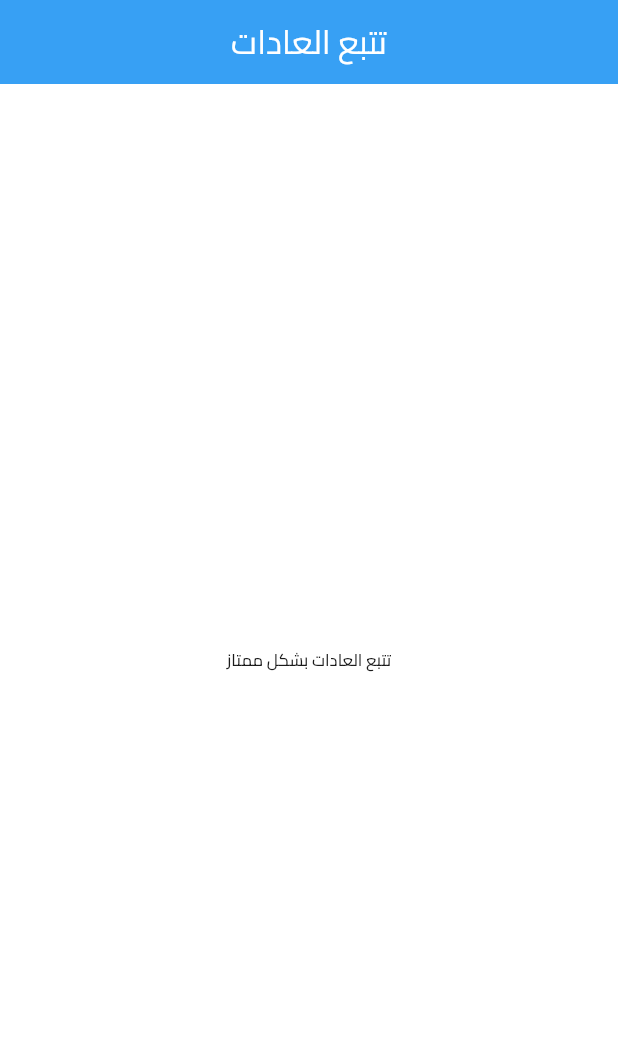
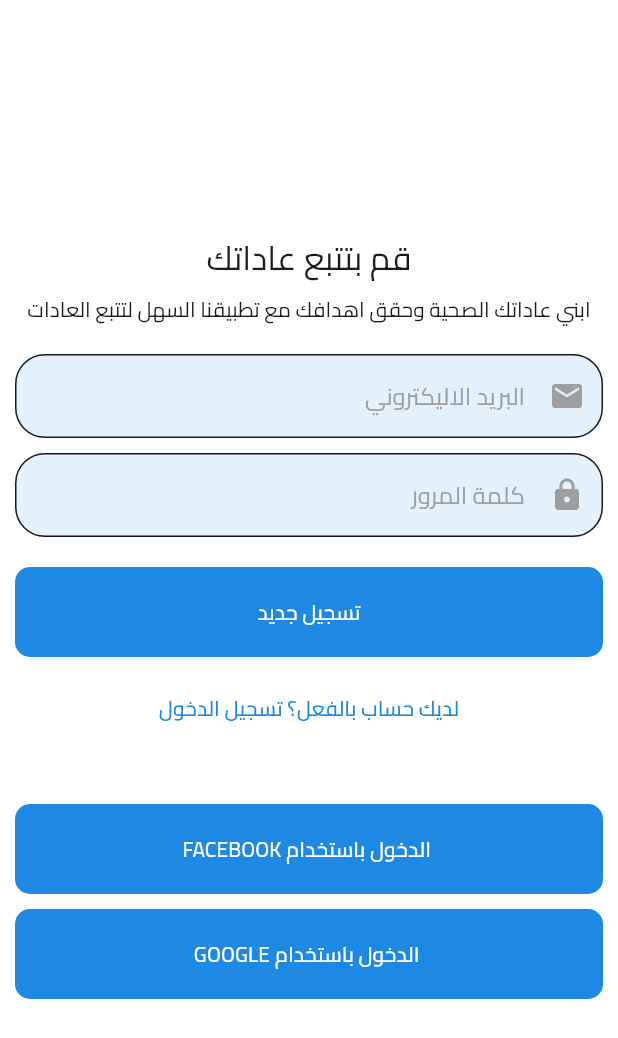
Before and after one commit to alikadhimdev/habit_tracker, a Flutter app: the screen it shows after launch, on a phone screen of 412 x 824 dp. Shown: the top 1038 px of the screen. Run offline on Flutter 3.47's test engine with Material 3 defaults, Android fonts, the phone set to English and light mode, and no system bars.

Commit message:
complete login screen design

```diff
--- a/lib/main.dart
+++ b/lib/main.dart
@@ -1,5 +1,6 @@
 import 'package:flutter/material.dart';
 import 'package:flutter_localizations/flutter_localizations.dart';
+import 'package:habit_tracker/screens/login_screen.dart';
 
 void main() {
   runApp(const MyApp());
@@ -43,24 +44,8 @@ class MyApp extends StatelessWidget {
           centerTitle: true,
         ),
       ),
-      home: const MyHomePage(),
+      initialRoute: LoginScreen.screenRoute,
+      routes: {LoginScreen.screenRoute: (context) => LoginScreen()},
     );
   }
 }
-
-class MyHomePage extends StatelessWidget {
-  const MyHomePage({super.key});
-
-  @override
-  Widget build(BuildContext context) {
-    return Scaffold(
-      appBar: AppBar(title: Text("تتبع العادات")),
-      body: Center(
-        child: Text(
-          "تتبع العادات بشكل ممتاز",
-          style: Theme.of(context).textTheme.labelSmall,
-        ),
-      ),
-    );
-  }
-}
--- /dev/null
+++ b/lib/screens/login_screen.dart
@@ -0,0 +1,81 @@
+import 'package:flutter/material.dart';
+import 'package:habit_tracker/widgets/build_button.dart';
+import 'package:habit_tracker/widgets/text_input.dart';
+
+class LoginScreen extends StatelessWidget {
+  const LoginScreen({super.key});
+  static const screenRoute = "/login";
+
+  @override
+  Widget build(BuildContext context) {
+    return Scaffold(
+      body: Padding(
+        padding: const EdgeInsets.all(10),
+        child: Column(
+          mainAxisAlignment: MainAxisAlignment.center,
+          crossAxisAlignment: CrossAxisAlignment.stretch,
+          children: [
+            Text(
+              "قم بتتبع عاداتك",
+              style: Theme.of(context).textTheme.titleLarge,
+              textAlign: TextAlign.center,
+            ),
+            SizedBox(height: 10),
+            Text(
+              "ابني عاداتك الصحية وحقق اهدافك مع تطبيقنا السهل لتتبع العادات",
+              textAlign: TextAlign.center,
+            ),
+            SizedBox(height: 20),
+            TextInputBuild(hintText: "البريد الاليكتروني", icon: Icons.email),
+            SizedBox(height: 10),
+            TextInputBuild(hintText: "كلمة المرور", icon: Icons.lock),
+            SizedBox(height: 20),
+            BuildButton(
+              text: "تسجيل جديد",
+              onPressed: () {},
+              color: Theme.of(context).colorScheme.primary,
+            ),
+            SizedBox(height: 10),
+            TextButton(
+              onPressed: () {},
+
+              style: ButtonStyle(
+                backgroundColor: WidgetStateProperty.resolveWith((
+                  Set<WidgetState> states,
+                ) {
+                  if (states.contains(WidgetState.pressed)) {
+                    return Colors.transparent;
+                  }
+                }),
+                overlayColor: WidgetStateProperty.all(Colors.transparent),
+                foregroundColor: WidgetStateProperty.resolveWith((
+                  Set<WidgetState> states,
+                ) {
+                  if (states.contains(WidgetState.pressed) ||
+                      states.contains(WidgetState.hovered)) {
+                    return Theme.of(context).colorScheme.secondary;
+                  }
+                  return Theme.of(context).colorScheme.primary;
+                }),
+              ),
+
+              child: Text("لديك حساب بالفعل؟ تسجيل الدخول"),
+            ),
+            SizedBox(height: 40),
+            BuildButton(
+              text: " الدخول باستخدام FACEBOOK",
+              onPressed: () {},
+              color: Theme.of(context).colorScheme.primary,
+            ),
+            SizedBox(height: 10),
+            BuildButton(
+              text: " الدخول باستخدام GOOGLE",
+              onPressed: () {},
+              color: Theme.of(context).colorScheme.primary,
+            ),
+          ],
+        ),
+      ),
+    );
+  }
+}
--- /dev/null
+++ b/lib/widgets/build_button.dart
@@ -0,0 +1,33 @@
+import 'package:flutter/material.dart';
+
+class BuildButton extends StatelessWidget {
+  final String text;
+  final VoidCallback onPressed;
+  final Color? color;
+
+  const BuildButton({
+    super.key,
+    required this.text,
+    required this.onPressed,
+    this.color,
+  });
+
+  @override
+  Widget build(BuildContext context) {
+    return OutlinedButton(
+      onPressed: onPressed,
+
+      style: OutlinedButton.styleFrom(
+        backgroundColor: color,
+        padding: EdgeInsets.symmetric(vertical: 20, horizontal: 20),
+        foregroundColor: Theme.of(context).colorScheme.onPrimary,
+        side: BorderSide(color: Colors.transparent),
+        shape: RoundedRectangleBorder(
+          borderRadius: BorderRadius.circular(10), // <-- Radius
+        ),
+      ),
+
+      child: Text(text),
+    );
+  }
+}
--- /dev/null
+++ b/lib/widgets/text_input.dart
@@ -0,0 +1,28 @@
+import 'package:flutter/material.dart';
+
+class TextInputBuild extends StatelessWidget {
+  final String hintText;
+  final IconData icon;
+
+  const TextInputBuild({super.key, required this.hintText, required this.icon});
+
+  @override
+  Widget build(BuildContext context) {
+    return TextField(
+      decoration: InputDecoration(
+        fillColor: Colors.blue[50],
+        filled: true,
+        focusColor: Colors.red,
+        prefixIcon: Icon(icon),
+        prefixIconColor: Colors.grey,
+        hintText: hintText,
+        hintStyle: TextStyle(color: Colors.grey),
+        border: OutlineInputBorder(borderRadius: BorderRadius.circular(20)),
+        focusedBorder: OutlineInputBorder(
+          borderSide: BorderSide(color: Colors.blue, width: 2),
+          borderRadius: BorderRadius.circular(20),
+        ),
+      ),
+    );
+  }
+}
```
